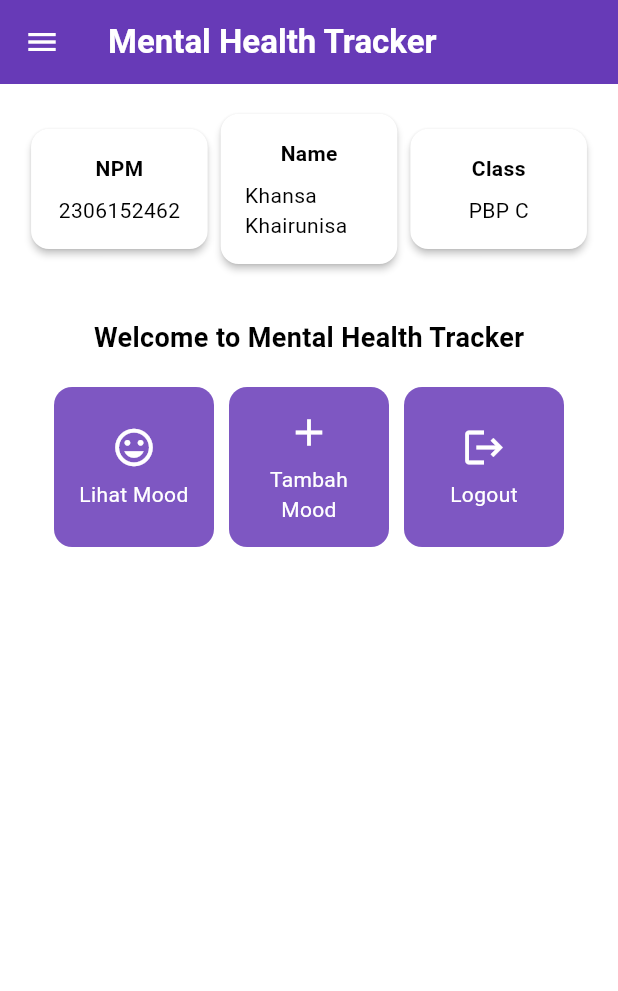
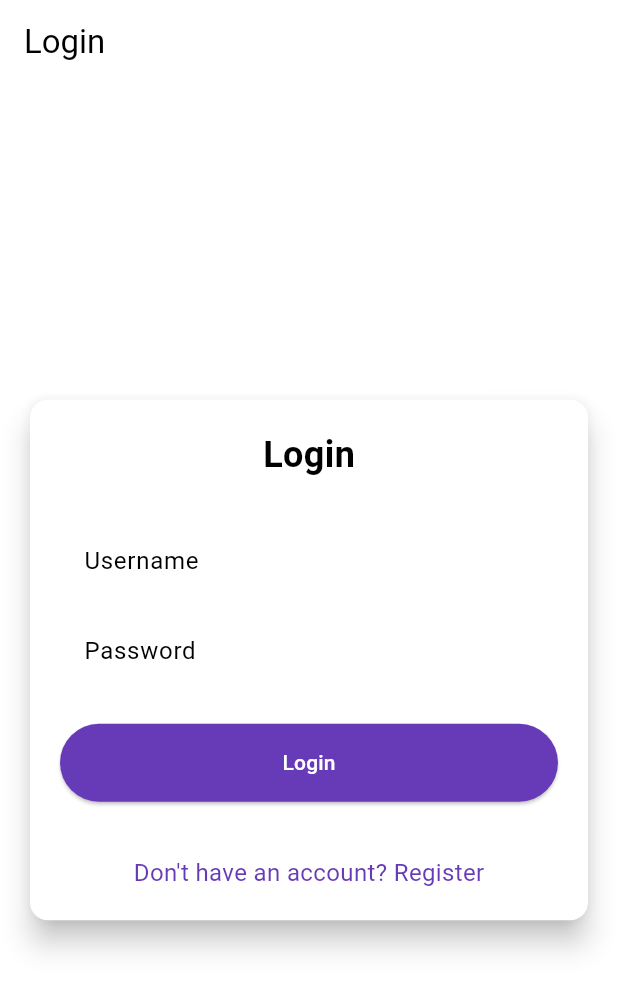
Before and after one commit to khansakhai/mental-health-tracker-mobile, a Flutter app: the screen it shows after launch, on a phone screen of 412 x 824 dp. Shown: the top 991 px of the screen. Run offline on Flutter 3.47's test engine with Material 3 defaults, Android fonts, the phone set to English and light mode, and no system bars; missing offline and left inert: pbp_django_auth.

Commit message:
tutorial 8 selesai

```diff
--- a/lib/main.dart
+++ b/lib/main.dart
@@ -1,5 +1,8 @@
 import 'package:flutter/material.dart';
 import 'package:mental_health_tracker/screens/menu.dart';
+import 'package:pbp_django_auth/pbp_django_auth.dart';
+import 'package:provider/provider.dart';
+import 'package:mental_health_tracker/screens/login.dart';
 
 void main() {
   runApp(const MyApp());
@@ -7,17 +10,24 @@ void main() {
 
 class MyApp extends StatelessWidget {
   const MyApp({super.key});
+
   @override
   Widget build(BuildContext context) {
-    return MaterialApp(
-      title: 'Flutter Demo',
-      theme: ThemeData(
-        colorScheme: ColorScheme.fromSwatch(
-          primarySwatch: Colors.deepPurple,
-        ).copyWith(secondary: Colors.deepPurple[400]),
-        useMaterial3: true,
+    return Provider(
+      create: (_) {
+        CookieRequest request = CookieRequest();
+        return request;
+      },
+      child: MaterialApp(
+        title: 'Mental Health Tracker',
+        theme: ThemeData(
+          useMaterial3: true,
+          colorScheme: ColorScheme.fromSwatch(
+            primarySwatch: Colors.deepPurple,
+          ).copyWith(secondary: Colors.deepPurple[400]),
+        ),
+        home: const LoginPage(),
       ),
-      home: MyHomePage(),
     );
   }
 }
--- /dev/null
+++ b/lib/screens/login.dart
@@ -0,0 +1,180 @@
+import 'package:mental_health_tracker/screens/menu.dart';
+import 'package:flutter/material.dart';
+import 'package:pbp_django_auth/pbp_django_auth.dart';
+import 'package:provider/provider.dart';
+import 'package:mental_health_tracker/screens/register.dart';
+
+void main() {
+  runApp(const LoginApp());
+}
+
+class LoginApp extends StatelessWidget {
+  const LoginApp({super.key});
+
+  @override
+  Widget build(BuildContext context) {
+    return MaterialApp(
+      title: 'Login',
+      theme: ThemeData(
+        useMaterial3: true,
+        colorScheme: ColorScheme.fromSwatch(
+          primarySwatch: Colors.deepPurple,
+        ).copyWith(secondary: Colors.deepPurple[400]),
+      ),
+      home: const LoginPage(),
+    );
+  }
+}
+
+class LoginPage extends StatefulWidget {
+  const LoginPage({super.key});
+
+  @override
+  State<LoginPage> createState() => _LoginPageState();
+}
+
+class _LoginPageState extends State<LoginPage> {
+  final TextEditingController _usernameController = TextEditingController();
+  final TextEditingController _passwordController = TextEditingController();
+
+  @override
+  Widget build(BuildContext context) {
+    final request = context.watch<CookieRequest>();
+
+    return Scaffold(
+      appBar: AppBar(
+        title: const Text('Login'),
+      ),
+      body: Center(
+        child: SingleChildScrollView(
+          padding: const EdgeInsets.all(16.0),
+          child: Card(
+            elevation: 8,
+            shape: RoundedRectangleBorder(
+              borderRadius: BorderRadius.circular(12.0),
+            ),
+            child: Padding(
+              padding: const EdgeInsets.all(20.0),
+              child: Column(
+                mainAxisSize: MainAxisSize.min,
+                children: [
+                  const Text(
+                    'Login',
+                    style: TextStyle(
+                      fontSize: 24.0,
+                      fontWeight: FontWeight.bold,
+                    ),
+                  ),
+                  const SizedBox(height: 30.0),
+                  TextField(
+                    controller: _usernameController,
+                    decoration: const InputDecoration(
+                      labelText: 'Username',
+                      hintText: 'Enter your username',
+                      border: OutlineInputBorder(
+                        borderRadius: BorderRadius.all(Radius.circular(12.0)),
+                      ),
+                      contentPadding:
+                          EdgeInsets.symmetric(horizontal: 12.0, vertical: 8.0),
+                    ),
+                  ),
+                  const SizedBox(height: 12.0),
+                  TextField(
+                    controller: _passwordController,
+                    decoration: const InputDecoration(
+                      labelText: 'Password',
+                      hintText: 'Enter your password',
+                      border: OutlineInputBorder(
+                        borderRadius: BorderRadius.all(Radius.circular(12.0)),
+                      ),
+                      contentPadding:
+                          EdgeInsets.symmetric(horizontal: 12.0, vertical: 8.0),
+                    ),
+                    obscureText: true,
+                  ),
+                  const SizedBox(height: 24.0),
+                  ElevatedButton(
+                    onPressed: () async {
+                      String username = _usernameController.text;
+                      String password = _passwordController.text;
+
+                      // Cek kredensial
+                      // Untuk menyambungkan Android emulator dengan Django pada localhost,
+                      // gunakan URL http://10.0.2.2/
+                      final response = await request
+                          .login("http://localhost:8000/auth/login/", {
+                        'username': username,
+                        'password': password,
+                      });
+
+                      if (request.loggedIn) {
+                        String message = response['message'];
+                        String uname = response['username'];
+                        if (context.mounted) {
+                          Navigator.pushReplacement(
+                            context,
+                            MaterialPageRoute(
+                                builder: (context) => MyHomePage()),
+                          );
+                          ScaffoldMessenger.of(context)
+                            ..hideCurrentSnackBar()
+                            ..showSnackBar(
+                              SnackBar(
+                                  content:
+                                      Text("$message Selamat datang, $uname.")),
+                            );
+                        }
+                      } else {
+                        if (context.mounted) {
+                          showDialog(
+                            context: context,
+                            builder: (context) => AlertDialog(
+                              title: const Text('Login Gagal'),
+                              content: Text(response['message']),
+                              actions: [
+                                TextButton(
+                                  child: const Text('OK'),
+                                  onPressed: () {
+                                    Navigator.pop(context);
+                                  },
+                                ),
+                              ],
+                            ),
+                          );
+                        }
+                      }
+                    },
+                    style: ElevatedButton.styleFrom(
+                      foregroundColor: Colors.white,
+                      minimumSize: Size(double.infinity, 50),
+                      backgroundColor: Theme.of(context).colorScheme.primary,
+                      padding: const EdgeInsets.symmetric(vertical: 16.0),
+                    ),
+                    child: const Text('Login'),
+                  ),
+                  const SizedBox(height: 36.0),
+                  GestureDetector(
+                    onTap: () {
+                      Navigator.push(
+                        context,
+                        MaterialPageRoute(
+                            builder: (context) => const RegisterPage()),
+                      );
+                    },
+                    child: Text(
+                      'Don\'t have an account? Register',
+                      style: TextStyle(
+                        color: Theme.of(context).colorScheme.primary,
+                        fontSize: 16.0,
+                      ),
+                    ),
+                  ),
+                ],
+              ),
+            ),
+          ),
+        ),
+      ),
+    );
+  }
+}
--- a/pubspec.yaml
+++ b/pubspec.yaml
@@ -35,6 +35,9 @@ dependencies:
   # The following adds the Cupertino Icons font to your application.
   # Use with the CupertinoIcons class for iOS style icons.
   cupertino_icons: ^1.0.8
+  provider: ^6.1.2
+  pbp_django_auth: ^0.4.0
+  http: ^1.2.2
 
 dev_dependencies:
   flutter_test:
```
Also changed, not shown: lib/models/mood_entry.dart (added, +65 -0 lines), lib/screens/list_moodentry.dart (added, +89 -0 lines), lib/screens/moodentry_form.dart (+34 -29 lines), lib/screens/register.dart (added, +165 -0 lines), lib/widgets/left_drawer.dart (+12 -0 lines), lib/widgets/mood_card.dart (+34 -1 lines), pubspec.lock, 2 other files.
